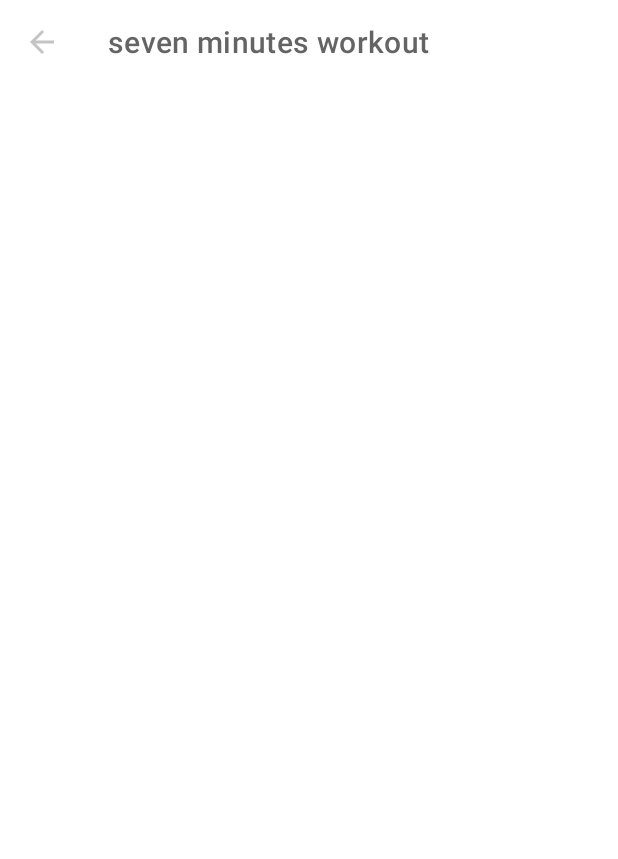
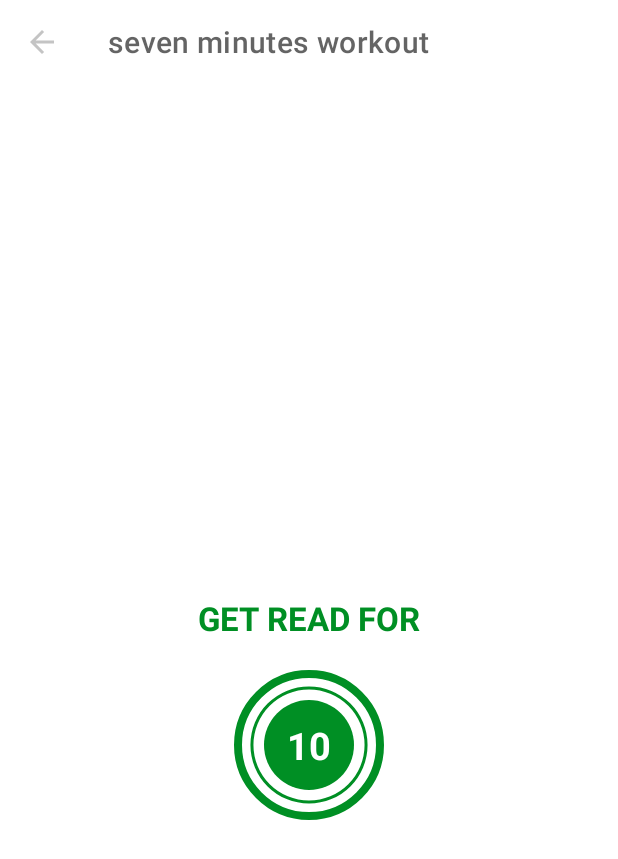
Before and after one commit to degomar/seven_minutes_workout, an Android app: the ExerciseActivity screen opened directly, with no data from a screen before it, on a phone screen of 412 x 824 dp. Shown: the top 859 px of the screen. Run offline under Robolectric (Android 15) with nearby library versions, the phone set to English and light mode, and no system bars; our stand-ins replace data binding.

Commit message:
Progress bar e timer - Ui iniciada

```diff
--- /dev/null
+++ b/app/src/main/res/drawable/circular_progress_bar.xml
@@ -0,0 +1,16 @@
+<?xml version="1.0" encoding="utf-8"?>
+<layer-list xmlns:android="http://schemas.android.com/apk/res/android" >
+
+    <item>
+        <shape
+            android:shape="ring"
+            android:innerRadiusRatio="2.7"
+            android:thicknessRatio="50.0"
+            android:useLevel="true">
+
+            <solid android:color="@color/app_color_accent"/>
+        </shape>
+
+    </item>
+
+</layer-list>
--- /dev/null
+++ b/app/src/main/res/drawable/circular_progress_gray.xml
@@ -0,0 +1,16 @@
+<?xml version="1.0" encoding="utf-8"?>
+<layer-list xmlns:android="http://schemas.android.com/apk/res/android" >
+
+    <item>
+        <shape
+            android:shape="ring"
+            android:innerRadiusRatio="2.7"
+            android:thicknessRatio="50.0"
+            android:useLevel="true">
+
+            <solid android:color="@color/app_light_gray"/>
+        </shape>
+
+    </item>
+
+</layer-list>
--- /dev/null
+++ b/app/src/main/res/drawable/item_circular_color_accent_background.xml
@@ -0,0 +1,5 @@
+<?xml version="1.0" encoding="utf-8"?>
+<shape xmlns:android="http://schemas.android.com/apk/res/android" android:shape="oval">
+    <solid android:color="@color/app_color_accent"/>
+
+</shape>
--- a/app/src/main/res/layout/activity_exercise.xml
+++ b/app/src/main/res/layout/activity_exercise.xml
@@ -20,5 +20,63 @@
         app:layout_constraintTop_toTopOf="parent"
         app:layout_constraintEnd_toEndOf="parent"/>
 
+    <TextView
+        android:id="@+id/tv_title"
+        android:layout_width="match_parent"
+        android:layout_height="wrap_content"
+        app:layout_constraintTop_toTopOf="parent"
+        app:layout_constraintStart_toStartOf="parent"
+        app:layout_constraintEnd_toEndOf="parent"
+        app:layout_constraintBottom_toBottomOf="parent"
+        android:gravity="center"
+        android:text="GET READ FOR"
+        android:textSize="22sp"
+        android:textStyle="bold"
+        android:textColor="@color/app_color_accent"
+        />
+
+    <FrameLayout
+        android:id="@+id/fl_button"
+        android:layout_width="wrap_content"
+        android:layout_height="0dp"
+        android:layout_marginTop="20dp"
+        app:layout_constraintTop_toBottomOf="@+id/tv_title"
+        app:layout_constraintStart_toStartOf="parent"
+        app:layout_constraintEnd_toEndOf="parent"
+        android:background="@drawable/item_circular_color_accent_border">
+
+        <ProgressBar
+            android:id="@+id/progress_bar"
+            style="?android:attr/progressBarStyleHorizontal"
+            android:layout_width="100dp"
+            android:layout_height="100dp"
+            android:layout_gravity="center"
+            android:max="10"
+            android:progress="100"
+            android:rotation="-90"
+            android:background="@drawable/circular_progress_gray"
+            android:progressDrawable="@drawable/circular_progress_bar"
+            android:indeterminate="false"/>
+        <LinearLayout
+            android:layout_width="60dp"
+            android:layout_height="60dp"
+            android:layout_gravity="center"
+            android:background="@drawable/item_circular_color_accent_background"
+            android:gravity="center">
+
+            <TextView
+                android:id="@+id/tv_timer"
+                android:layout_width="wrap_content"
+                android:layout_height="wrap_content"
+                android:textColor="@color/white"
+                android:textSize="25sp"
+                android:textStyle="bold"
+                android:text="10"
+                />
+
+        </LinearLayout>
+
+    </FrameLayout>
+
 </androidx.constraintlayout.widget.ConstraintLayout>
 </layout>
```
